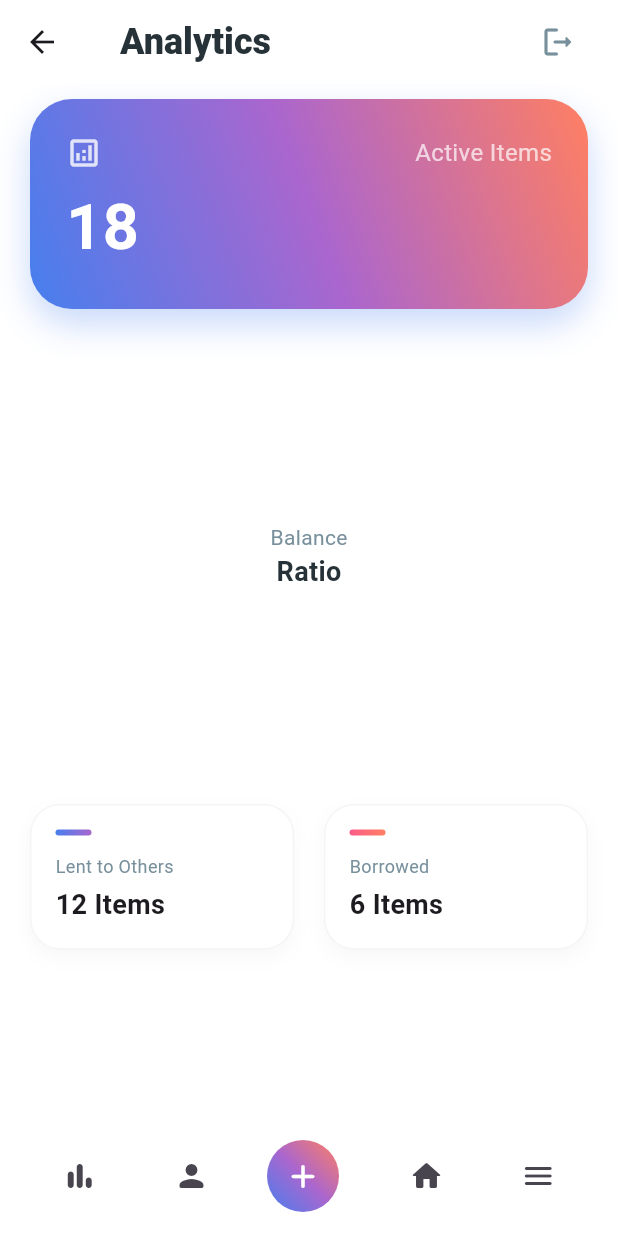
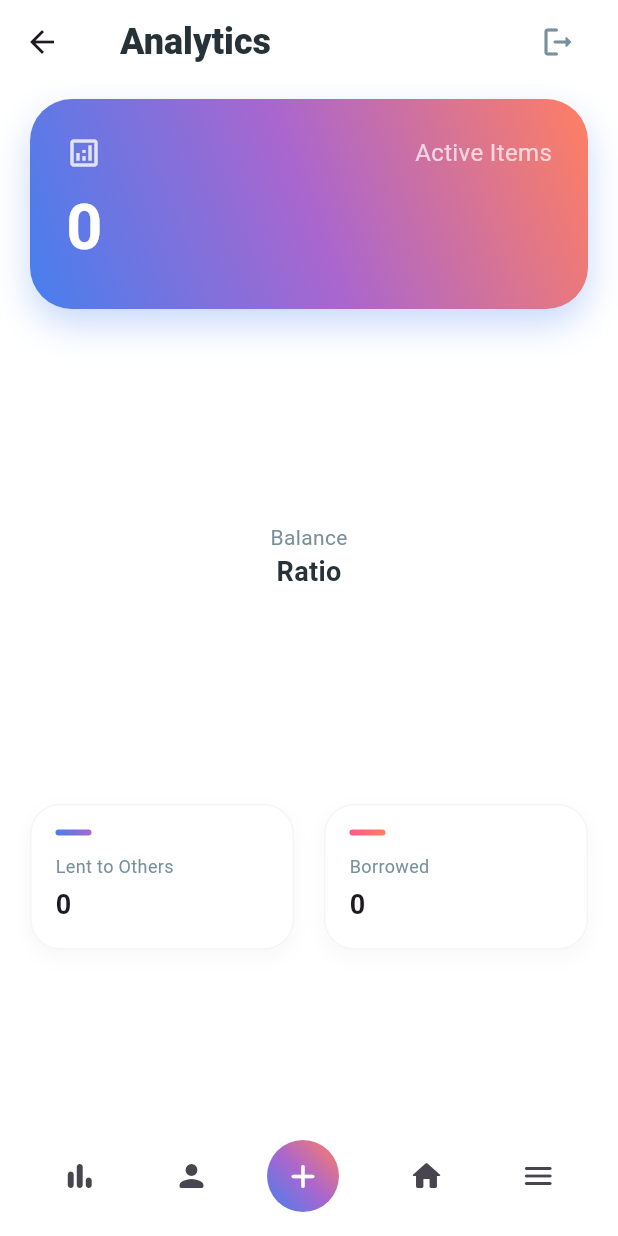
Before and after one commit to l0rdzxwn/borrow-tracker-app, a Flutter app: the AnalyticsPage screen opened directly with empty values, on a phone screen of 412 x 824 dp. Run offline on Flutter 3.47's test engine with Material 3 defaults, Android fonts, the phone set to English and light mode, and no system bars; drawn by our look-alikes of fl_chart; our stand-ins replace cloud_firestore, firebase_auth, firebase_core, flutter_spinkit; accounts and stored records are empty.

Commit message:
feat(analytics): Data display feature

```diff
--- a/lib/screens/analytics/PieGraph.dart
+++ b/lib/screens/analytics/PieGraph.dart
@@ -7,9 +7,13 @@ import 'package:provider/provider.dart';
 
 class PieGraph extends StatelessWidget {
 
+  final double lentCount;
+  final double borrowCount;
 
   const PieGraph({
-    super.key
+    super.key,
+    required this.lentCount,
+    required this.borrowCount
   });
 
 
@@ -18,14 +22,6 @@ class PieGraph extends StatelessWidget {
 
     final userID = Provider.of<FirebaseUser?>(context);
 
-    return StreamProvider<List<UserData>>.value(
-      initialData: [],
-      value: DatabaseServices(uid: userID?.uid).userData,
-      builder: (context, snapshot) {
-
-        final userData = Provider.of<List<UserData>>(context);
-        int lentCount = userData.where((e) => e.lendStatus == true,).length;
-        int borrowCount = userData.where((e) => e.lendStatus == false,).length;
 
         return PieChart(
           PieChartData(
@@ -33,7 +29,7 @@ class PieGraph extends StatelessWidget {
             centerSpaceRadius: 60,
             sections: [
               PieChartSectionData(
-                value: lentCount.toDouble(),
+                value: lentCount,
                 title: 'Lent',
                 radius: 25,
                 showTitle: false,
@@ -45,7 +41,7 @@ class PieGraph extends StatelessWidget {
               ),
 
               PieChartSectionData(
-                value: borrowCount.toDouble(),
+                value: borrowCount,
                 title: 'Borrowed',
                 radius: 25,
                 showTitle: false,
@@ -62,7 +58,5 @@ class PieGraph extends StatelessWidget {
             ),
           ),
         );
-      }
-    );
   }
 }
--- a/lib/screens/analytics/analytics.dart
+++ b/lib/screens/analytics/analytics.dart
@@ -1,7 +1,11 @@
+import 'package:borrow_tracker/models/UserData.dart';
 import 'package:borrow_tracker/screens/analytics/PieGraph.dart';
+import 'package:borrow_tracker/screens/home/BorrowForm.dart';
 import 'package:borrow_tracker/services/auth.dart';
+import 'package:borrow_tracker/services/database.dart';
 import 'package:flutter/material.dart';
 import 'package:fl_chart/fl_chart.dart';
+import 'package:provider/provider.dart';
 
 class AnalyticsPage extends StatefulWidget {
 
@@ -50,6 +54,15 @@ class _AnalyticsPageState extends State<AnalyticsPage> {
       ),
     ),
   );
+}
+
+void _showSettingsPanel() {
+      showModalBottomSheet(context: context, builder: (context) {
+        return Container(
+          padding: EdgeInsets.symmetric(vertical: 20.0, horizontal: 60.0),
+          child: BorrowForm(), // Your form UI
+        );
+      });
     }
 
   @override
@@ -113,7 +126,7 @@ class _AnalyticsPageState extends State<AnalyticsPage> {
                   ),
                   child: IconButton(
                     icon: Icon(Icons.add_rounded, color: Colors.white, size: 26),
-                    onPressed: () {},
+                    onPressed: () => _showSettingsPanel(),
                   ),
                 ),
                 IconButton(
@@ -128,7 +141,18 @@ class _AnalyticsPageState extends State<AnalyticsPage> {
             ),
           ),
 
-          body: SingleChildScrollView(
+          body: StreamProvider<List<UserData>>.value(
+            initialData: [],
+            value: DatabaseServices().userData,
+            builder: (context, snapshot) {
+
+              final userData = Provider.of<List<UserData>>(context);
+              int total = userData.length;
+              int lentCount = userData.where((x) => x.lendStatus == true).length;
+              int borrowCount = userData.where((x) => x.lendStatus == false).length;
+
+
+              return SingleChildScrollView(
                 padding: const EdgeInsets.symmetric(horizontal: 20.0),
                 child: Column(
                   crossAxisAlignment: CrossAxisAlignment.start,
@@ -163,8 +187,8 @@ class _AnalyticsPageState extends State<AnalyticsPage> {
                             ],
                           ),
                           const SizedBox(height: 8),
-            const Text(
-              '18', // This would be lentCount + borrowedCount
+                          Text(
+                            '${total}',
                             style: TextStyle(color: Colors.white, fontSize: 42, fontWeight: FontWeight.bold),
                           ),
                         ],
@@ -179,7 +203,7 @@ class _AnalyticsPageState extends State<AnalyticsPage> {
                         children: [
                           SizedBox(
                             height: 250,
-              child: PieGraph(),
+                            child: PieGraph(lentCount: lentCount.toDouble(), borrowCount: borrowCount.toDouble(),),
                           ),
 
                           Column(
@@ -202,13 +226,15 @@ class _AnalyticsPageState extends State<AnalyticsPage> {
 
                     Row(
                       children: [
-          _buildLegendItem("Lent to Others", "12 Items", Color(0xFF467FEE), Color(0xFFAA66CE)),
+                        _buildLegendItem("Lent to Others", lentCount.toString(), Color(0xFF467FEE), Color(0xFFAA66CE)),
                         const SizedBox(width: 20),
-          _buildLegendItem("Borrowed", "6 Items", Color.fromARGB(255, 252, 91, 139),const Color(0xFFFF7F62)),
+                        _buildLegendItem("Borrowed", borrowCount.toString(), Color.fromARGB(255, 252, 91, 139),const Color(0xFFFF7F62)),
                       ],
                     ),
                   ],
                 ),
+              );
+            }
           ),
         );
   }
```
Lines whose indentation alone changed are shown as unchanged.
